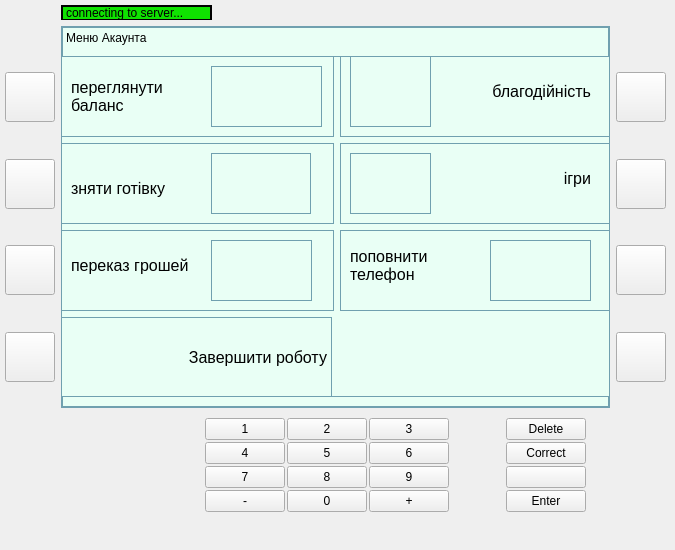
Old version of the form ATM_Project/mainwindow.ui in the repository artikgak/MOOP_ATM.
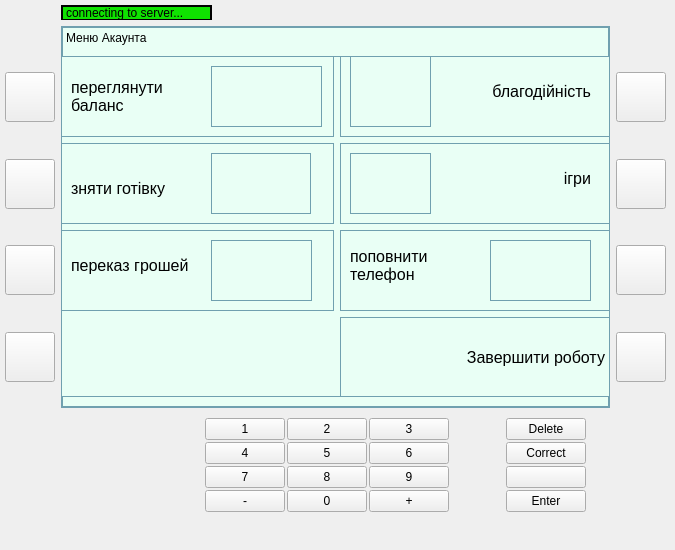
New version of the form. The open tabs and pages were chosen to show the change. Icons and pictures are not drawn.

What changed in the file:
```diff
--- a/ATM_Project/mainwindow.ui
+++ b/ATM_Project/mainwindow.ui
@@ -1249,7 +1249,7 @@
             </widget>
            </widget>
           </item>
-          <item row="3" column="0">
+          <item row="3" column="1">
            <widget class="QLabel" name="label_19">
             <property name="maximumSize">
              <size>
```
Left out of the diff: 428 changed lines with no effect on the pictures.
